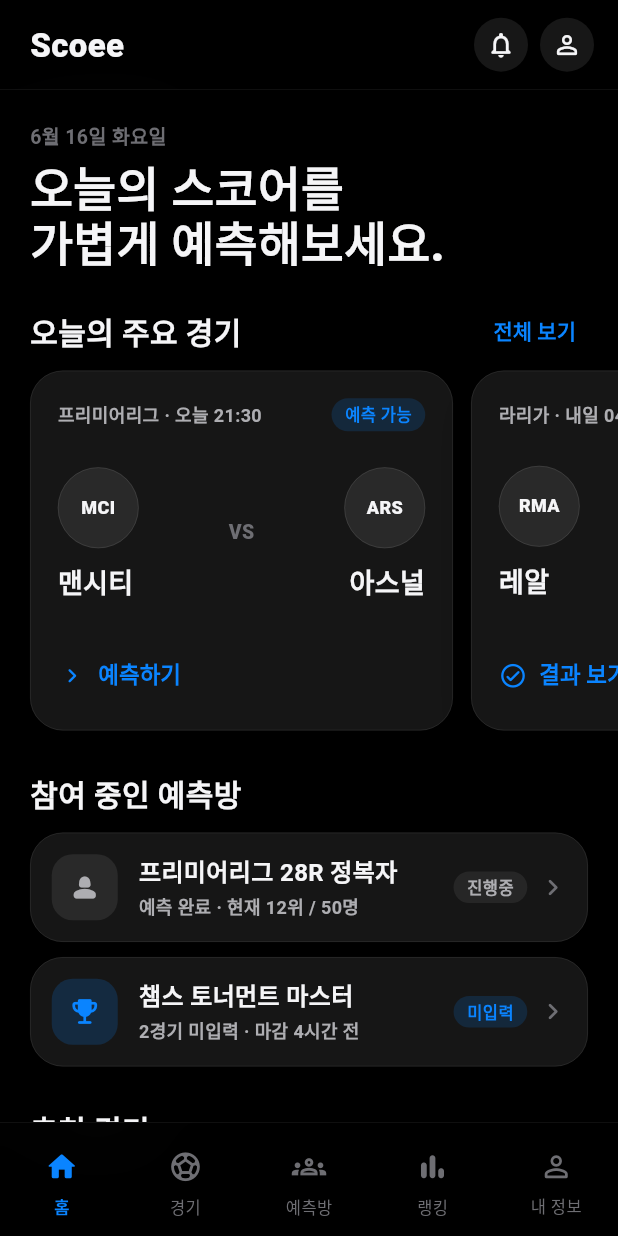
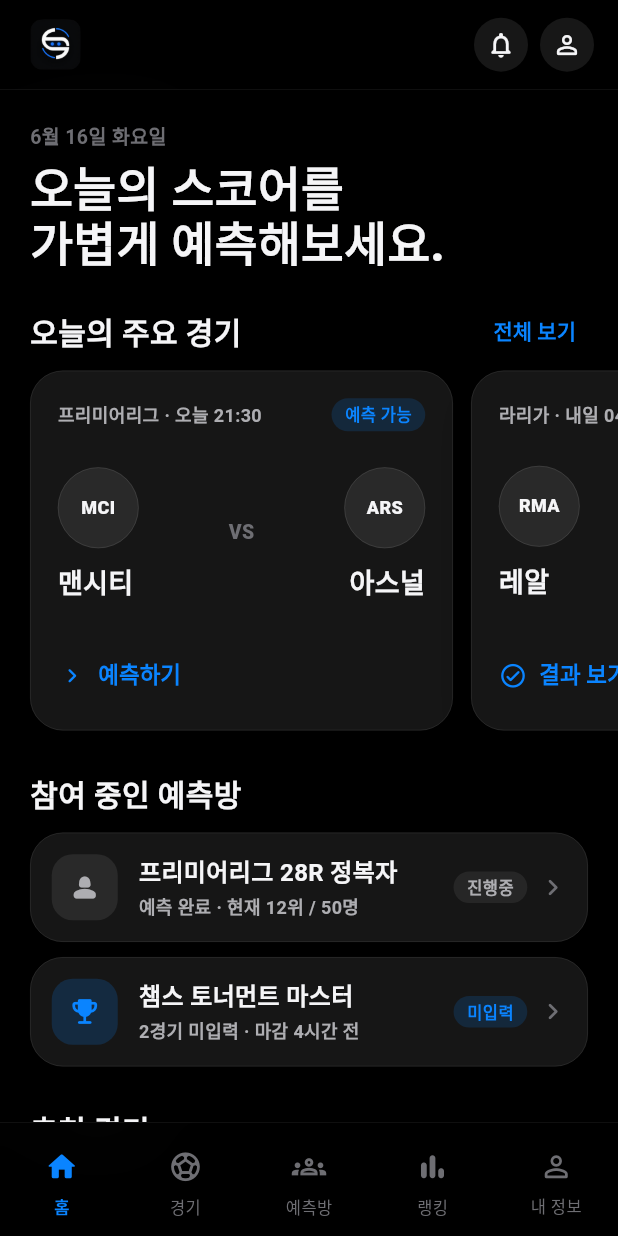
Before and after one commit to Scoee-Team/Scoee-Frontend, a Flutter app: the screen it shows after launch, on a phone screen of 412 x 824 dp. Run offline on Flutter 3.47's test engine with Material 3 defaults, Android fonts, the phone set to English and light mode, and no system bars; our stand-ins replace dio, flutter_riverpod, go_router, google_fonts.

Commit message:
fix: 홈 화면 로고 적용 #1

```diff
--- a/lib/features/home/presentation/screen/home_screen.dart
+++ b/lib/features/home/presentation/screen/home_screen.dart
@@ -139,16 +139,13 @@ class _TranslucentTopBar extends StatelessWidget {
           ),
           child: Row(
             children: [
-              const Expanded(
-                child: Text(
-                  'Scoee',
-                  maxLines: 1,
-                  overflow: TextOverflow.ellipsis,
-                  style: TextStyle(
-                    color: _AppleHomeColors.text,
-                    fontSize: 22,
-                    fontWeight: FontWeight.w800,
-                    height: 1.1,
+              Expanded(
+                child: Align(
+                  alignment: Alignment.centerLeft,
+                  child: Image.asset(
+                    'assets/images/logo.png',
+                    height: 34,
+                    fit: BoxFit.contain,
                   ),
                 ),
               ),
--- a/pubspec.yaml
+++ b/pubspec.yaml
@@ -67,6 +67,7 @@ flutter:
   #   - images/a_dot_burr.jpeg
   #   - images/a_dot_ham.jpeg
   assets:
+    - assets/images/logo.png
     - assets/images/onboarding/
 
   # An image asset can refer to one or more resolution-specific "variants", see
```
Also changed, not shown: 1 other file.
